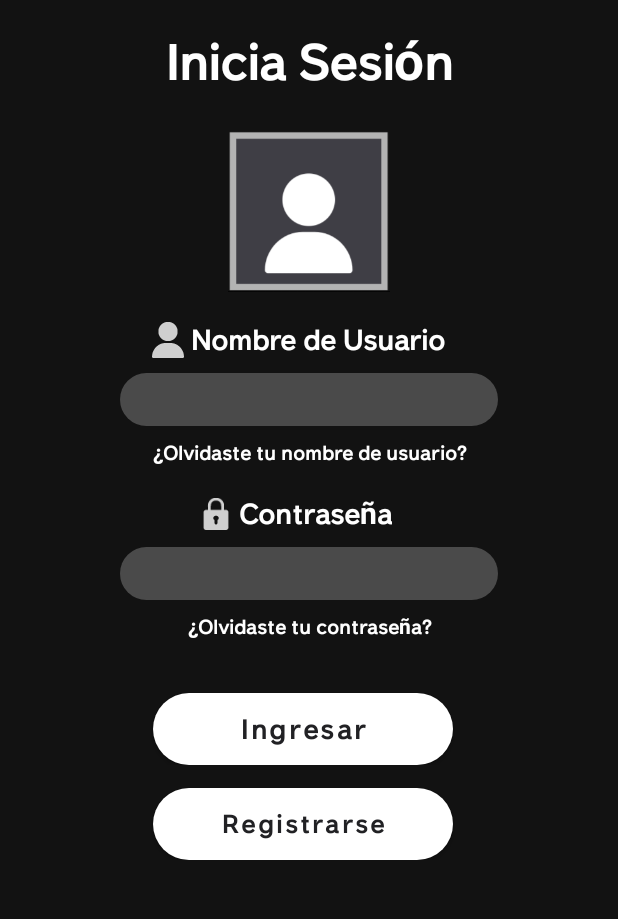
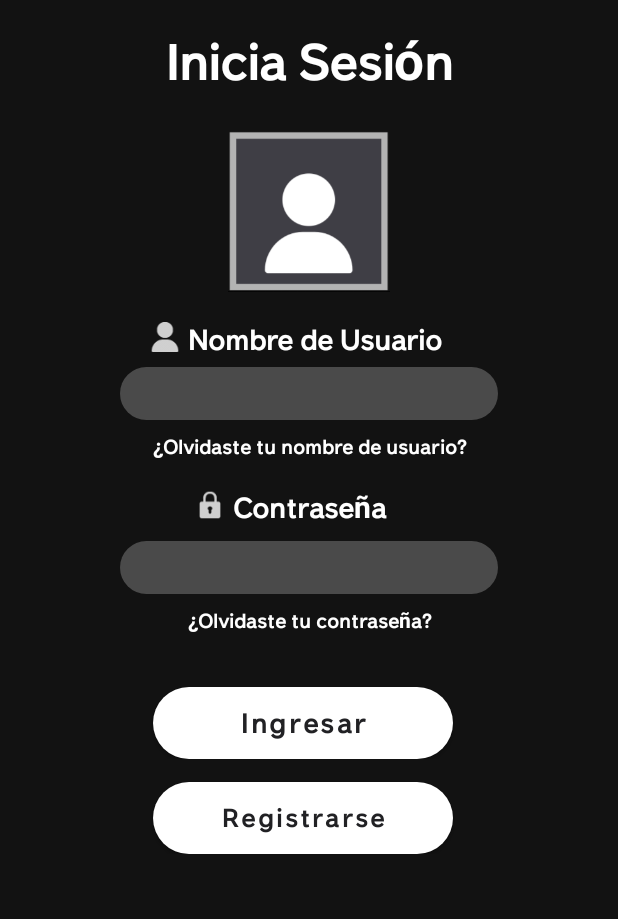
Before and after one commit to yairmc/Reel_ProyectoMoviles, an Android app: the screen it shows after launch (iniciar_sesion), on a phone screen of 412 x 824 dp, the part 155-1074 px from its top. Run offline under Robolectric (Android 15) with nearby library versions, the phone set to English and light mode, and no system bars.

Commit message:
Se agregaron los iconos

```diff
--- a/app/src/main/res/layout/activity_iniciar_sesion.xml
+++ b/app/src/main/res/layout/activity_iniciar_sesion.xml
@@ -49,14 +49,26 @@
         android:layout_height="wrap_content"
         android:orientation="horizontal">
 
+        <LinearLayout
+            android:layout_width="wrap_content"
+            android:layout_height="wrap_content"
+            android:orientation="vertical">
+
+            <Button
+                android:layout_width="20dp"
+                android:layout_height="20dp"
+                android:layout_marginLeft="100dp"
+                android:layout_marginTop="20dp"
+                android:layout_weight="1"
+                android:background="@drawable/ic_usuario"/>
+        </LinearLayout>
+
 
         <TextView
-            android:drawableLeft="@drawable/ic_usuario"
-            android:drawablePadding="3dp"
             android:layout_width="wrap_content"
             android:layout_height="match_parent"
             android:layout_marginTop="20dp"
-            android:layout_marginLeft="100dp"
+            android:layout_marginLeft="5dp"
             android:layout_weight="1"
             android:fontFamily="@font/littera_regular"
             android:text="Nombre de Usuario"
@@ -104,16 +116,27 @@
         android:layout_width="match_parent"
         android:layout_height="wrap_content">
 
-        <TextView
+        <LinearLayout
             android:layout_width="wrap_content"
             android:layout_height="wrap_content"
-            android:layout_marginLeft="132dp"
+            android:orientation="vertical">
+
+            <Button
+                android:layout_width="20dp"
+                android:layout_height="20dp"
+                android:layout_marginLeft="130dp"
+                android:layout_marginTop="20dp"
+                android:layout_weight="1"
+                android:background="@drawable/ic_password"/>
+        </LinearLayout>
+
+        <TextView
+            android:layout_width="match_parent"
+            android:layout_height="wrap_content"
+            android:layout_marginLeft="5dp"
             android:layout_marginTop="20dp"
-            android:drawableLeft="@drawable/ic_password"
-            android:drawablePadding="3dp"
             android:fontFamily="@font/littera_regular"
             android:text="Contraseña"
-            android:textAlignment="center"
             android:textColor="@color/white"
             android:textSize="20dp"
             android:textStyle="bold" />
```
